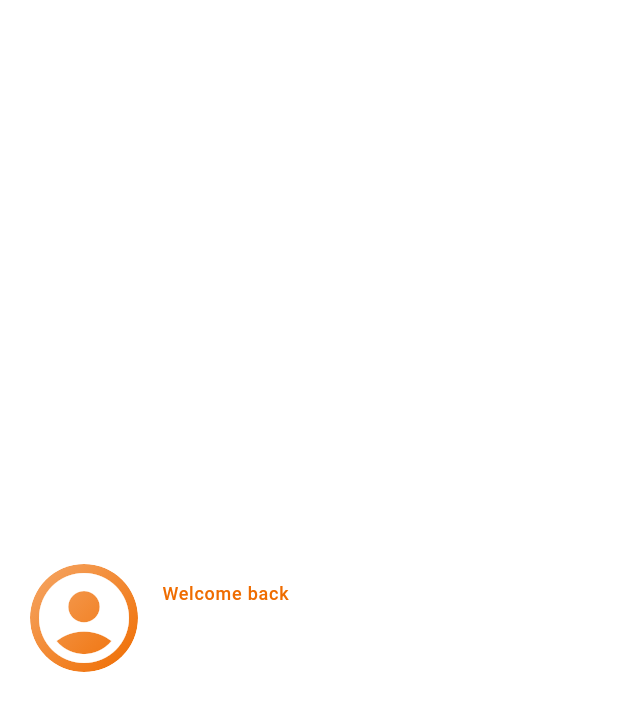
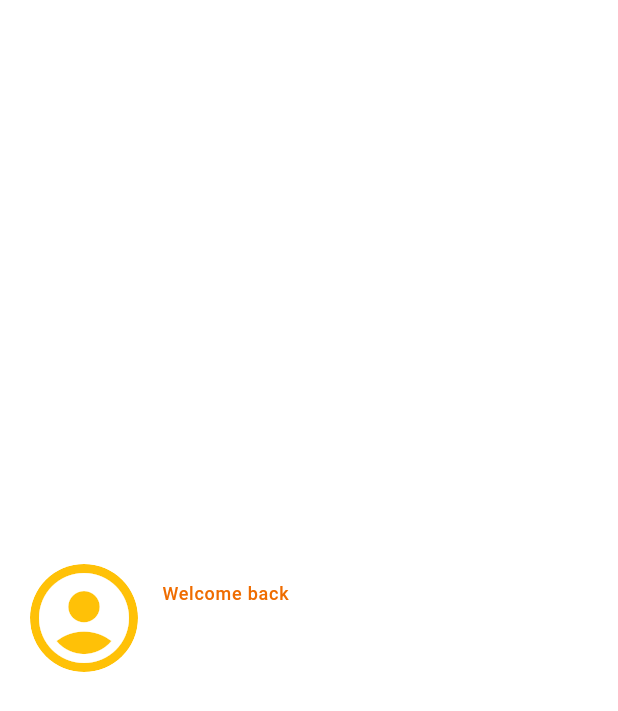
Before and after one commit to Jojo-Android/DemoFlutterApp, a Flutter app: the UserProfileAppBar widget shown alone on an empty page, opened directly, on a phone screen of 412 x 824 dp. Shown: the top 711 px of the screen. Run offline on Flutter 3.47's test engine with Material 3 defaults, Android fonts, the light colour scheme and no system bars; our stand-ins replace flutter_form_builder, form_builder_validators, freezed_annotation, go_router, image_picker, shared_preferences and 1 more; accounts and stored records are empty; network calls fail.

Commit message:
[Edit]Adjust ui avatar_picker, user_profile_app_bar

```diff
--- a/lib/pages/splash_page.dart
+++ b/lib/pages/splash_page.dart
@@ -7,8 +7,6 @@ import 'package:provider/provider.dart';
 
 import '../l10n/app_localizations.dart';
 import '../notifiers/user_notifier.dart';
-import 'login_page.dart';
-import 'main_page.dart';
 
 class SplashPage extends StatefulWidget {
   const SplashPage({super.key});
@@ -47,14 +45,12 @@ class _SplashPageState extends State<SplashPage> with TickerProviderStateMixin {
 
     final user = userNotifier.user;
 
-    // ✅ ใช้ go_router นำทาง
     if (user != null) {
       context.goNamed(AppRoutes.main);
     } else {
       context.goNamed(AppRoutes.login);
     }
   }
-
 
   @override
   void dispose() {
--- a/lib/widgets/avatar_picker.dart
+++ b/lib/widgets/avatar_picker.dart
@@ -31,7 +31,6 @@ class AvatarPicker extends StatelessWidget {
                   ? Icon(
                 Icons.account_circle,
                 size: 100,
-                color: Colors.white70,
               )
                   : null,
             ),
--- a/lib/widgets/user_profile_app_bar.dart
+++ b/lib/widgets/user_profile_app_bar.dart
@@ -56,36 +56,28 @@ class UserProfileAppBar extends StatelessWidget implements PreferredSizeWidget {
                   clipBehavior: Clip.antiAlias,
                   child: InkWell(
                     onTap: onAvatarTap,
-                    splashColor: theme.colorScheme.primary.withOpacity(0.15),
                     child: Container(
                       width: 72,
                       height: 72,
                       decoration: BoxDecoration(
                         shape: BoxShape.circle,
-                        gradient: LinearGradient(
-                          colors: [
-                            theme.colorScheme.primary.withOpacity(0.6),
-                            theme.colorScheme.primaryContainer,
-                          ],
-                          begin: Alignment.topLeft,
-                          end: Alignment.bottomRight,
-                        ),
+                       color: theme.colorScheme.secondaryContainer,
                       ),
                       child: ClipOval(
                         child: hasImage
                             ? Image.file(
-                          File(imagePath!),
+                          File(imagePath),
                           fit: BoxFit.cover,
-                          errorBuilder: (_, __, ___) => Icon(
+                          errorBuilder: (_, _, _) => Icon(
                             Icons.account_circle,
                             size: 72,
-                            color: theme.colorScheme.onPrimary,
+                            color: Color(Colors.white.value),
                           ),
                         )
                             : Icon(
                           Icons.account_circle,
                           size: 72,
-                          color: theme.colorScheme.onPrimary,
+                          color: Color(Colors.white.value),
                         ),
                       ),
                     ),
```
